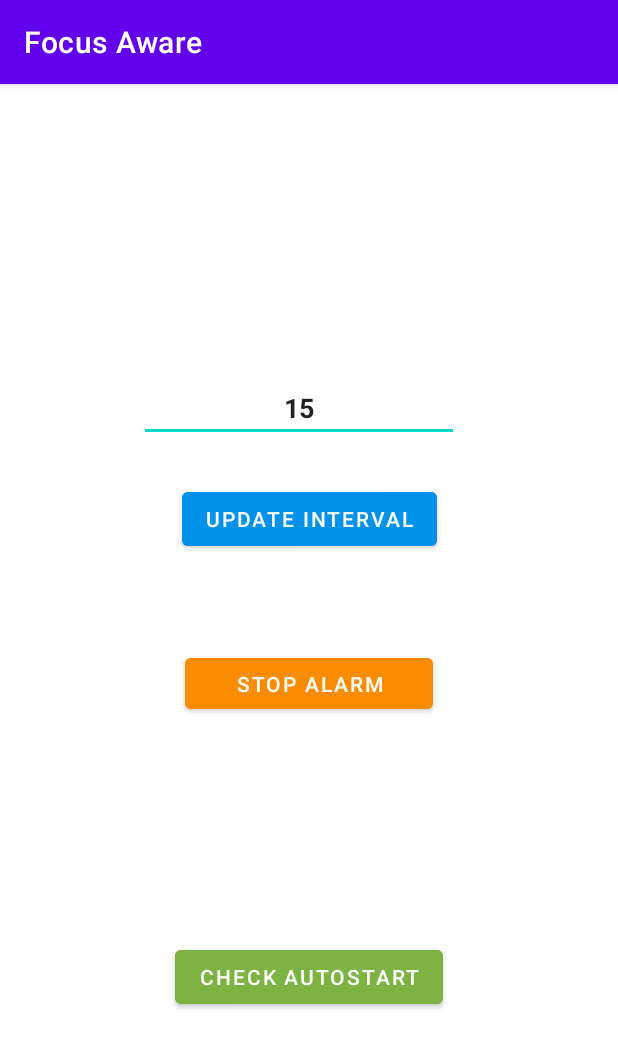
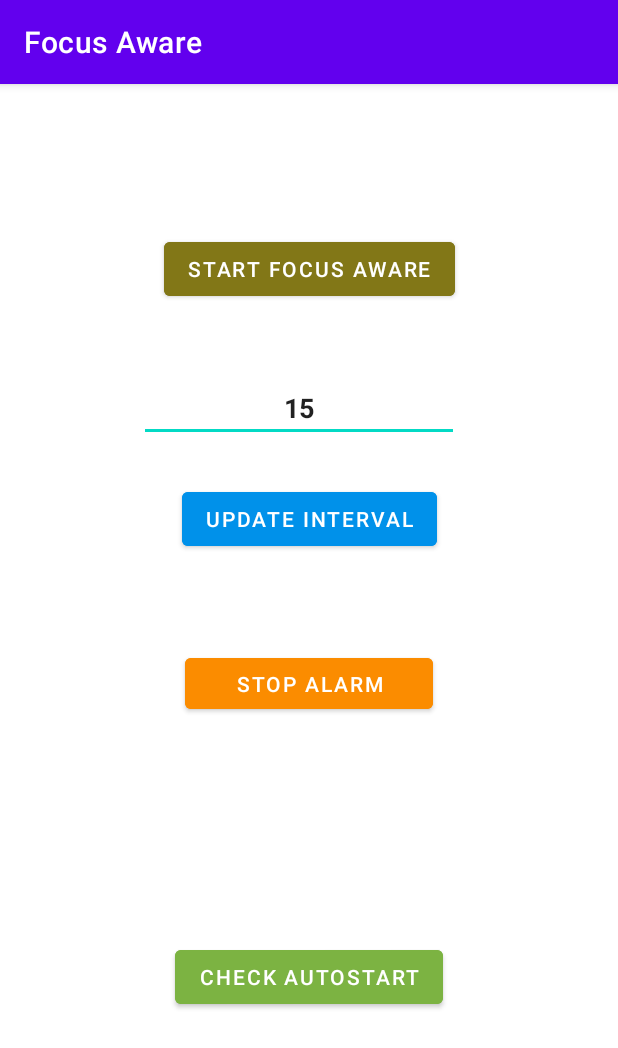
Before and after one commit to Jubayer247/Focus_Aware, an Android app: the screen it shows after launch (MainActivity), on a phone screen of 412 x 824 dp. Shown: the top 1048 px of the screen. Run offline under Robolectric (Android 15) with nearby library versions, the light colour scheme and no system bars; libraries missing offline, so code that uses them is left out: com.judemanutd.autostarter; 2 statements that could not run were skipped.

```diff
--- a/app/src/main/java/help/codered/focusaware/MainActivity.java
+++ b/app/src/main/java/help/codered/focusaware/MainActivity.java
@@ -5,6 +5,7 @@ import androidx.work.PeriodicWorkRequest;
 import androidx.work.WorkManager;
 
 import android.app.Notification;
+import android.content.Context;
 import android.content.SharedPreferences;
 import android.content.SharedPreferences.Editor;
 import android.media.Ringtone;
@@ -24,10 +25,13 @@ import java.util.Date;
 import java.util.Locale;
 import java.util.concurrent.TimeUnit;
 
+import static android.app.PendingIntent.getActivity;
+
 public class MainActivity extends AppCompatActivity {
     Button btn_update_interval,
             btn_stop_alarm,
-            btn_check_autostart;
+            btn_check_autostart,
+            btn_start_focus_aware;
     EditText edit_text_interval;
     public static Uri notification;
     public static Ringtone r;
@@ -42,28 +46,22 @@ public class MainActivity extends AppCompatActivity {
         btn_update_interval=(Button)findViewById(R.id.btn_save_interval);
         btn_check_autostart=(Button)findViewById(R.id.btn_check_autostart);
         edit_text_interval=(EditText)findViewById(R.id.edit_text_interval);
-
+        btn_start_focus_aware=(Button)findViewById(R.id.btn_start_focus_aware);
         ////////////////////////////////////////////////////////////////////
 
         notification = RingtoneManager.getDefaultUri(RingtoneManager.TYPE_ALARM);
         r = RingtoneManager.getRingtone(getApplicationContext(), notification);
-        Editor editor= (Editor) getPreferences(MODE_PRIVATE).edit();
-        final int[] interval = {getPreferences(MODE_PRIVATE).getInt("interval", 0)};
-        if(interval[0] ==0){
-            editor.putInt("interval",15);
-            editor.commit();
-            WorkManager workManager=WorkManager.getInstance(this);
-            workManager.cancelAllWorkByTag(TAG);
-            PeriodicWorkRequest saveRequest =
-                    new PeriodicWorkRequest.Builder(sheduleWork.class, 15, TimeUnit.MINUTES)
-                            .addTag(TAG)
-                            .build();
+        //////////sharedpreferences creation with application context////////
+        SharedPreferences sharedPref = getApplicationContext().getSharedPreferences(getString(R.string.uuid_for_worker), Context.MODE_PRIVATE);
+        Editor editor=sharedPref.edit();
+        //////////////sharedpreferences initial values//////////
 
-            WorkManager.getInstance(this).enqueue(saveRequest);
-        }
-        interval[0] =getPreferences(MODE_PRIVATE).getInt("interval",0);
+        int interval_from_sharedPref = sharedPref.getInt("interval", 15);
+        boolean is_focus_aware_running = sharedPref.getBoolean("is_focus_aware_running",false );
+
+
+        final int[] interval = {interval_from_sharedPref};
         edit_text_interval.setText(""+ interval[0]);
-
 
         btn_update_interval.setOnClickListener(new View.OnClickListener() {
             @Override
@@ -79,6 +77,8 @@ public class MainActivity extends AppCompatActivity {
                             .addTag(TAG)
                             .build();
                 WorkManager.getInstance(MainActivity.this).enqueue(saveRequest);
+                editor.putBoolean("is_focus_aware_running",true);
+                editor.commit();
             }
         });
 
@@ -97,6 +97,35 @@ public class MainActivity extends AppCompatActivity {
                 checkAutoStart(true);
             }
         });
+
+        btn_start_focus_aware.setOnClickListener(new View.OnClickListener() {
+            @Override
+            public void onClick(View v) {
+                boolean is_focus_aware_running = sharedPref.getBoolean("is_focus_aware_running", false);
+                int interval_from_shared_prefs = sharedPref.getInt("interval", 0);
+                if(is_focus_aware_running){
+                    WorkManager workManager=WorkManager.getInstance(MainActivity.this);
+                    workManager.cancelAllWorkByTag(TAG);
+                    editor.putBoolean("is_focus_aware_running",false);
+                    btn_check_autostart.setBackgroundColor(getResources().getColor(R.color.start_btn_inactive));
+                    btn_check_autostart.setText("Start Focus Aware");
+                }
+                else {
+                    WorkManager workManager=WorkManager.getInstance(MainActivity.this);
+                    workManager.cancelAllWorkByTag(TAG);
+                    PeriodicWorkRequest saveRequest =
+                            new PeriodicWorkRequest.Builder(sheduleWork.class, interval[0], TimeUnit.MINUTES)
+                                    .addTag(TAG)
+                                    .build();
+                    WorkManager.getInstance(MainActivity.this).enqueue(saveRequest);
+                    editor.putBoolean("is_focus_aware_running",true);
+                    editor.commit();
+                    btn_check_autostart.setBackgroundColor(getResources().getColor(R.color.start_btn_active));
+                    btn_check_autostart.setText("Stop Focus Aware");
+                }
+            }
+        });
+
         checkAutoStart(false);
     }
 
--- a/app/src/main/res/layout/activity_main.xml
+++ b/app/src/main/res/layout/activity_main.xml
@@ -18,6 +18,7 @@
         android:foregroundGravity="center"
         android:gravity="center"
         android:inputType="number"
+        android:text="15"
         android:textAlignment="center"
         android:textStyle="bold"
         app:layout_constraintBottom_toTopOf="@+id/btn_save_interval"
@@ -66,4 +67,18 @@
         app:layout_constraintHorizontal_bias="0.5"
         app:layout_constraintStart_toStartOf="parent"
         app:layout_constraintTop_toBottomOf="@+id/btn_stop_alarm" />
+
+    <Button
+        android:id="@+id/btn_start_focus_aware"
+        android:layout_width="wrap_content"
+        android:layout_height="wrap_content"
+        android:layout_marginTop="92dp"
+        android:layout_marginBottom="38dp"
+        android:backgroundTint="#827717"
+        android:text="Start Focus Aware"
+        app:layout_constraintBottom_toTopOf="@+id/edit_text_interval"
+        app:layout_constraintEnd_toEndOf="parent"
+        app:layout_constraintHorizontal_bias="0.5"
+        app:layout_constraintStart_toStartOf="parent"
+        app:layout_constraintTop_toTopOf="parent" />
 </androidx.constraintlayout.widget.ConstraintLayout>
--- a/app/src/main/res/values/colors.xml
+++ b/app/src/main/res/values/colors.xml
@@ -7,4 +7,6 @@
     <color name="teal_700">#FF018786</color>
     <color name="black">#FF000000</color>
     <color name="white">#FFFFFFFF</color>
+    <color name="start_btn_active">#FFE65100</color>
+    <color name="start_btn_inactive">#827717</color>
 </resources>
```
